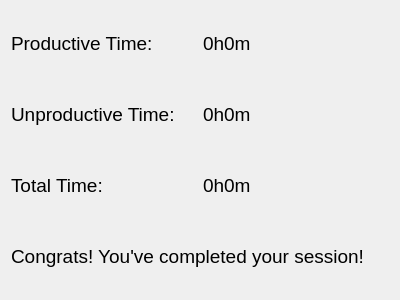
This is Tasker/livesession.ui in thebigG/Tasker as Qt 5 draws it before an edit. The edited form follows.
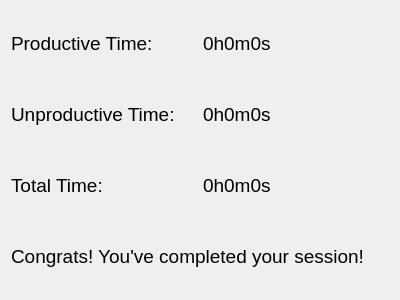
This is the edited form.

Commit message: -livesession widget responds to Timer context; when it is running, when it stops(reached the goal) and even when a session is already done for a particular commitment. -livesession widget is formatted as "0h0m0s" to give an intuitive second-accurate notion of state while the timer is on. -TODO:Allow user to edit Commitments -TODO:Protect the current commitment from being changed while a live session is ocurring -TODO:Start thinking about the the Task's state while a livesession is ocurring

Diff of the .ui file:
```diff
--- a/Tasker/livesession.ui
+++ b/Tasker/livesession.ui
@@ -34,7 +34,7 @@
       </font>
      </property>
      <property name="text">
-      <string>0h0m</string>
+      <string>0h0m0s</string>
      </property>
     </widget>
    </item>
@@ -58,7 +58,7 @@
       </font>
      </property>
      <property name="text">
-      <string>0h0m</string>
+      <string>0h0m0s</string>
      </property>
     </widget>
    </item>
@@ -82,7 +82,7 @@
       </font>
      </property>
      <property name="text">
-      <string>0h0m</string>
+      <string>0h0m0s</string>
      </property>
     </widget>
    </item>
```
Left out of the diff: 2 changed lines with no effect on the pictures. The commit also changes 9 other files.
